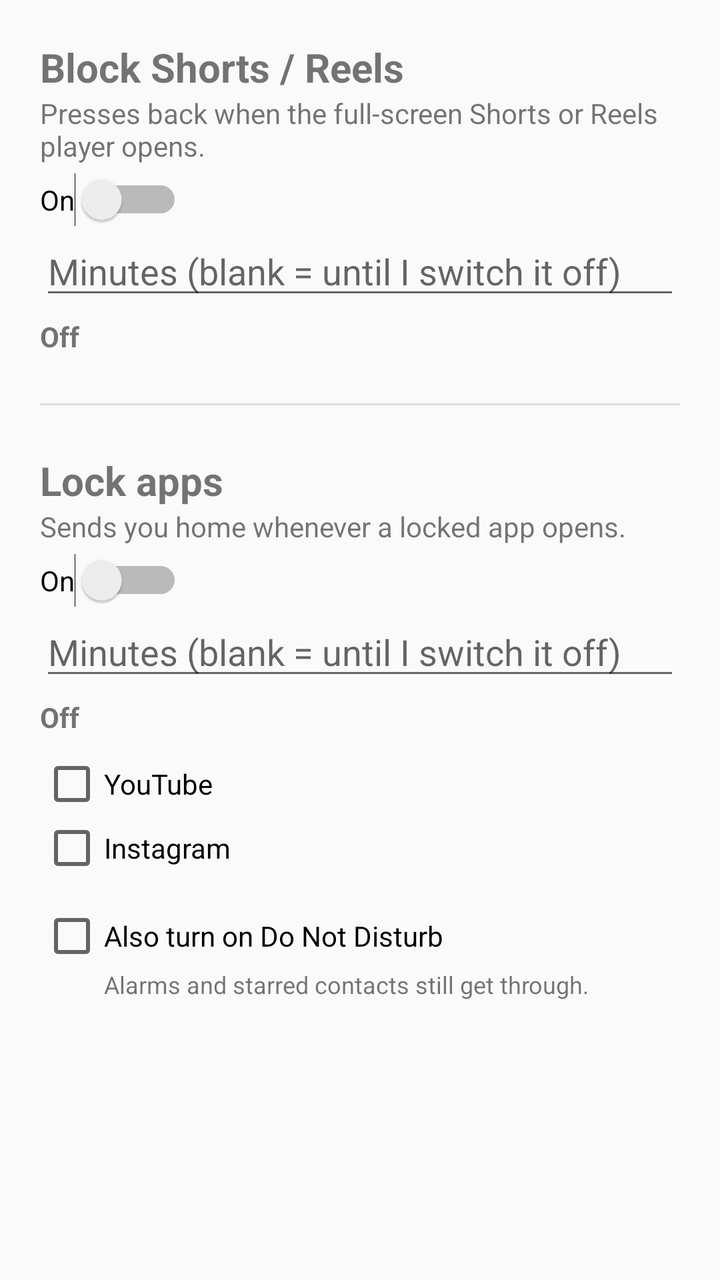
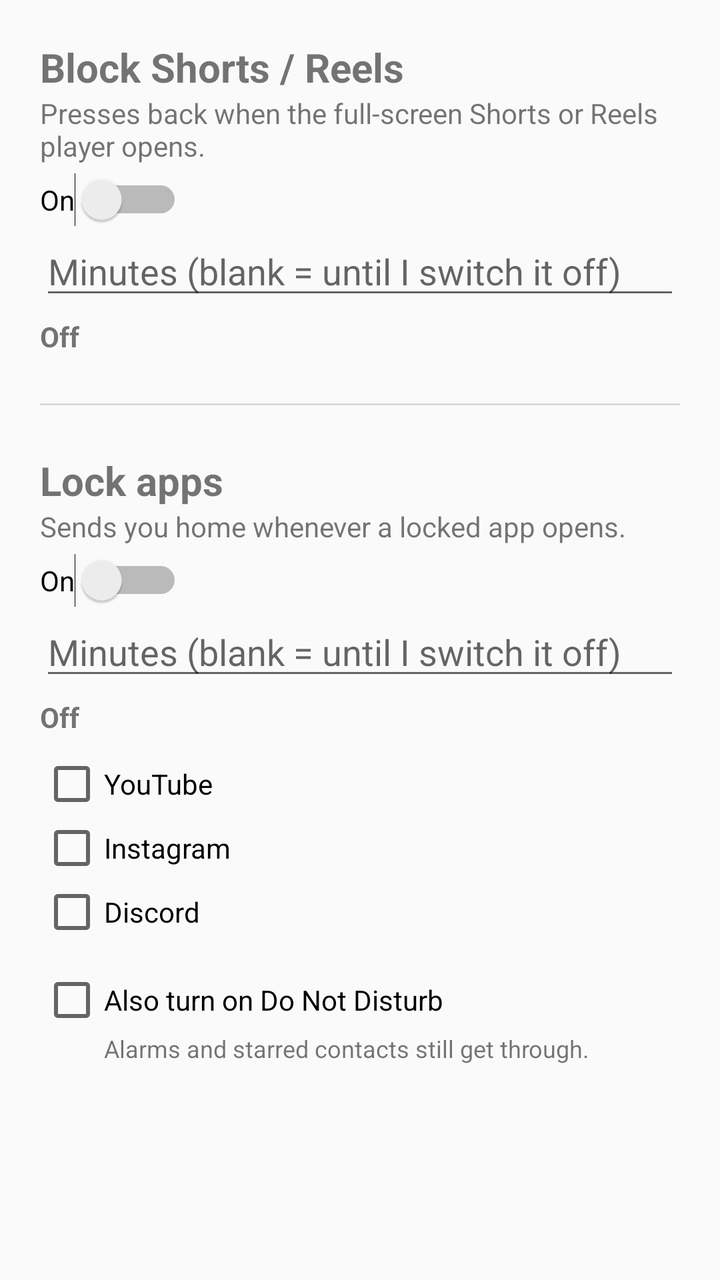

The first picture is an Android layout as it rendered before a commit; the second is the same layout after the commit. The layout source and the unified diff follow.
<!-- AndroidManifest.xml: application theme android:Theme.Material.Light -->
<!-- res/layout/activity_main.xml -->
<?xml version="1.0" encoding="utf-8"?>
<ScrollView xmlns:android="http://schemas.android.com/apk/res/android"
    android:layout_width="match_parent"
    android:layout_height="match_parent">

    <LinearLayout
        android:layout_width="match_parent"
        android:layout_height="wrap_content"
        android:orientation="vertical"
        android:padding="20dp">

        
        <LinearLayout
            android:id="@+id/warn_box"
            android:layout_width="match_parent"
            android:layout_height="wrap_content"
            android:orientation="vertical"
            android:paddingBottom="24dp"
            android:visibility="gone">

            <TextView
                android:layout_width="match_parent"
                android:layout_height="wrap_content"
                android:text="The accessibility service is off. Nothing is being blocked."
                android:textColor="#B00020"
                android:textStyle="bold" />

            <Button
                android:id="@+id/btn_settings"
                android:layout_width="wrap_content"
                android:layout_height="wrap_content"
                android:layout_marginTop="8dp"
                android:text="Open Accessibility Settings" />
        </LinearLayout>

        
        <TextView
            android:layout_width="match_parent"
            android:layout_height="wrap_content"
            android:text="Block Shorts / Reels"
            android:textSize="20sp"
            android:textStyle="bold" />

        <TextView
            android:layout_width="match_parent"
            android:layout_height="wrap_content"
            android:paddingBottom="4dp"
            android:text="Presses back when the full-screen Shorts or Reels player opens." />

        <Switch
            android:id="@+id/sw_shorts"
            android:layout_width="wrap_content"
            android:layout_height="wrap_content"
            android:text="On" />

        <EditText
            android:id="@+id/et_shorts"
            android:layout_width="match_parent"
            android:layout_height="wrap_content"
            android:hint="Minutes (blank = until I switch it off)"
            android:inputType="number"
            android:maxLength="4" />

        <TextView
            android:id="@+id/tv_shorts"
            android:layout_width="match_parent"
            android:layout_height="wrap_content"
            android:paddingTop="4dp"
            android:text="Off"
            android:textStyle="bold" />

        <View
            android:layout_width="match_parent"
            android:layout_height="1dp"
            android:layout_marginBottom="24dp"
            android:layout_marginTop="24dp"
            android:background="#20000000" />

        
        <TextView
            android:layout_width="match_parent"
            android:layout_height="wrap_content"
            android:text="Lock apps"
            android:textSize="20sp"
            android:textStyle="bold" />

        <TextView
            android:layout_width="match_parent"
            android:layout_height="wrap_content"
            android:paddingBottom="4dp"
            android:text="Sends you home whenever a locked app opens." />

        <Switch
            android:id="@+id/sw_lock"
            android:layout_width="wrap_content"
            android:layout_height="wrap_content"
            android:text="On" />

        <EditText
            android:id="@+id/et_lock"
            android:layout_width="match_parent"
            android:layout_height="wrap_content"
            android:hint="Minutes (blank = until I switch it off)"
            android:inputType="number"
            android:maxLength="4" />

        <TextView
            android:id="@+id/tv_lock"
            android:layout_width="match_parent"
            android:layout_height="wrap_content"
            android:paddingTop="4dp"
            android:text="Off"
            android:textStyle="bold" />

        <CheckBox
            android:id="@+id/cb_youtube"
            android:layout_width="wrap_content"
            android:layout_height="wrap_content"
            android:layout_marginTop="8dp"
            android:text="YouTube" />

        <CheckBox
            android:id="@+id/cb_instagram"
            android:layout_width="wrap_content"
            android:layout_height="wrap_content"
            android:text="Instagram" />

        <CheckBox
            android:id="@+id/cb_dnd"
            android:layout_width="match_parent"
            android:layout_height="wrap_content"
            android:layout_marginTop="12dp"
            android:text="Also turn on Do Not Disturb" />

        <TextView
            android:layout_width="match_parent"
            android:layout_height="wrap_content"
            android:paddingStart="32dp"
            android:text="Alarms and starred contacts still get through."
            android:textSize="12sp" />

    </LinearLayout>

</ScrollView>
<!-- resources referenced by this layout -->
<resources>

</resources>

<!-- the commit's change to res/layout/activity_main.xml (unified diff, before → after) -->
@@ -126,6 +126,12 @@
             android:text="Instagram" />
 
         <CheckBox
+            android:id="@+id/cb_discord"
+            android:layout_width="wrap_content"
+            android:layout_height="wrap_content"
+            android:text="Discord" />
+
+        <CheckBox
             android:id="@+id/cb_dnd"
             android:layout_width="match_parent"
             android:layout_height="wrap_content"
